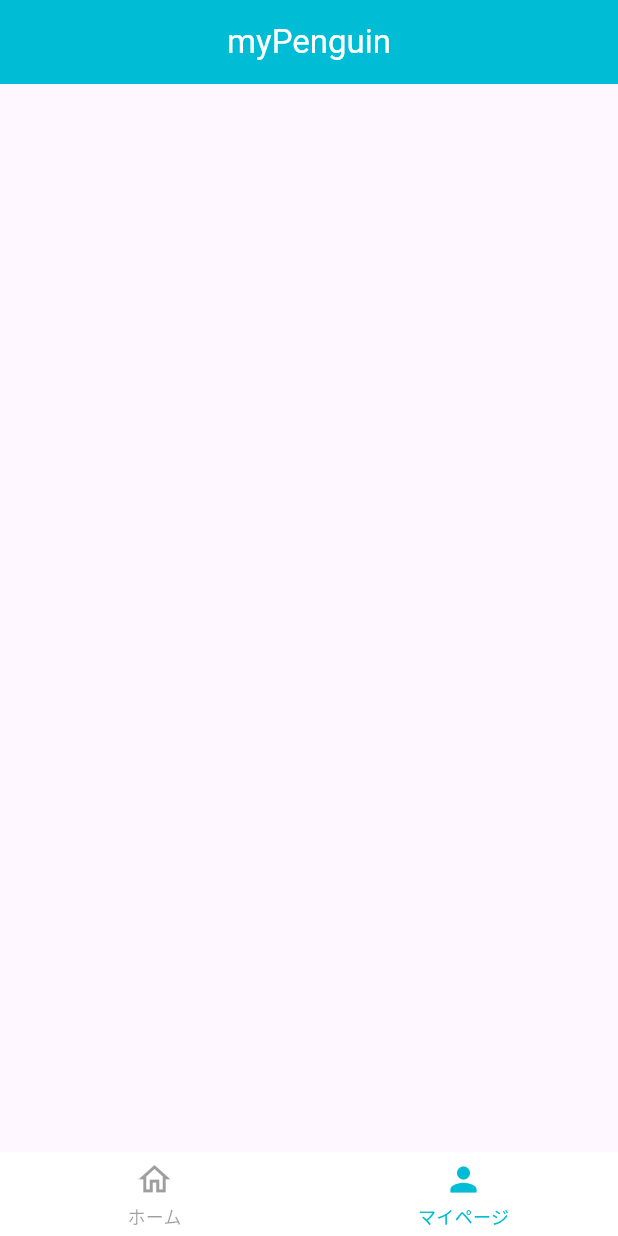
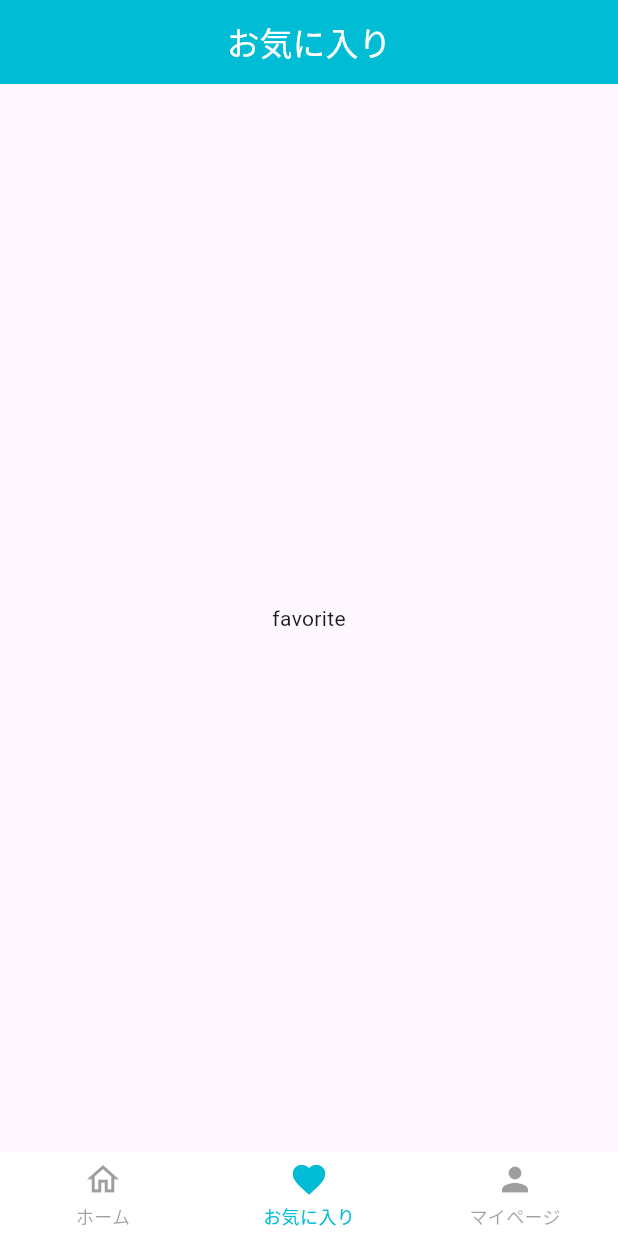
Before and after one commit to penguin104/penguinSNS, a Flutter app: the screen it shows after launch, item 2 of the bottom bar chosen, on a phone screen of 412 x 824 dp. Run offline on Flutter 3.47's test engine with Material 3 defaults, Android fonts, the phone set to English and light mode, and no system bars; drawn by our look-alikes of persistent_bottom_nav_bar; our stand-ins replace flutter_riverpod, image_picker.

Commit message:
お気に入り画面のファイル追加 未実装

```diff
--- /dev/null
+++ b/lib/favorite.dart
@@ -0,0 +1,34 @@
+import 'package:flutter/material.dart';
+import 'package:flutter_riverpod/flutter_riverpod.dart';
+import 'main.dart';
+
+
+class FavoriteView extends ConsumerStatefulWidget {
+  const FavoriteView({super.key});
+
+  @override
+  FavoriteViewState createState() => FavoriteViewState();
+}
+
+class FavoriteViewState extends ConsumerState<FavoriteView> {
+  @override
+  Widget build(BuildContext context) {
+
+    final favoriteViewScaffolld = Scaffold(
+      appBar: AppBar(
+        centerTitle: true,
+        title: Text("お気に入り",
+          style: TextStyle(
+              color:Colors.white),
+        ),
+        backgroundColor: Colors.cyan,
+      ),
+      body: Center(
+        child: Text("favorite"),
+      ),
+    );
+
+
+    return favoriteViewScaffolld;
+  }
+}
--- a/lib/homeViewWidget.dart
+++ b/lib/homeViewWidget.dart
@@ -19,7 +19,7 @@ Widget PostModeltoWidget(BuildContext context, Post post){//todo ここに投稿
     shrinkWrap: true,
     itemCount: post.images.length,
       itemBuilder: (context,i){
-    return Image.asset(post.images[i].path);
+    return Image.asset(post.images[i].path);//todo firebaseに対応させる
   });
   // 本文
   final mainContents = Text(post.mainContents);
@@ -71,7 +71,7 @@ class HomeviewState extends ConsumerState<Homeview> {
   @override
   Widget build(BuildContext context) {
 
-  final testProvider = ref.watch(provider.notifier);
+  final testProvider = ref.watch(providerPost.notifier);
 
     // 投稿をバーってする
     final homeList = ListView.builder(
@@ -133,31 +133,3 @@ class HomeviewState extends ConsumerState<Homeview> {
     return homeViewScaffolld;
   }
 }
-
-
-
-
-//ボトム
-// bottomNavigationBar: BottomNavigationBar(
-// backgroundColor: Colors.cyan,
-// fixedColor: Color(0xffffaf0f),
-// items: [
-// BottomNavigationBarItem(
-// icon: Icon(
-// Icons.home,
-// color: Colors.white
-// ),
-// label: "home"),
-// BottomNavigationBarItem(
-// icon: Icon(
-// Icons.favorite,
-// color: Colors.white
-// ),
-// label:"favorite"),
-// BottomNavigationBarItem(
-// icon: Icon(
-// Icons.person,
-// color: Colors.white),
-// label: "person"),
-// ],
-// ),
--- a/lib/main.dart
+++ b/lib/main.dart
@@ -1,10 +1,12 @@
 import 'package:flutter/material.dart';
 import 'package:flutter_riverpod/flutter_riverpod.dart';
 import 'package:image_picker/image_picker.dart';
+import 'package:penguin_sns/favorite.dart';
 import 'package:persistent_bottom_nav_bar/persistent_tab_view.dart';
 
 import "homeViewWidget.dart";
 import 'profile.dart';
+import 'favorite.dart';
 
 
 class Post{//todo 投稿の情報
@@ -19,19 +21,19 @@
 }
 class User{
   User(this.iconImage);
-  String userName = "No Name Penguin";
-  XFile iconImage;
-  String profile = "";
-  List<Post> myPost = [];
-  int followCnt = 0;
-  List<User> followUser = [];
-  int followerCnt = 0;
-  List<User> followerUser =[];
+  String userName = "No Name Penguin";//ユーザ名
+  XFile iconImage;//アイコン画像
+  String profile = "";//プロフィール文
+  List<Post> myPost = [];//自分の投稿
+  int followCnt = 0;//フォロー数
+  List<User> followUser = [];//フォローしてる人
+  int followerCnt = 0;//フォロワー数
+  List<User> followerUser =[];//フォロワー
 }
 
 
 
-final provider = StateProvider((ref){
+final providerPost = StateProvider((ref){
   final test = [
     "あ",
     "い",
@@ -39,7 +41,8 @@
     "え",
     "お",
   ];
-  return test;
+  final List<Post> providerPost = [];
+  return providerPost;
 });
 
 class BaseWidget extends ConsumerStatefulWidget {
@@ -57,6 +60,7 @@
     // ページの情報
     final pages = [
       const Homeview(),
+      const FavoriteView(),
       const ProfileView()
     ];
 
@@ -64,7 +68,8 @@
       body: PersistentTabView(
         context,
         screens: pages,
-        navBarStyle: NavBarStyle.simple,
+        navBarStyle: NavBarStyle.style8,
+
         items: [
           PersistentBottomNavBarItem(
             icon: Icon(Icons.home),
@@ -73,13 +78,13 @@
             activeColorPrimary: Colors.cyan,
             inactiveColorPrimary: Theme.of(context).disabledColor,
           ),
-          // PersistentBottomNavBarItem(
-          //   icon: Icon(Icons.favorite),
-          //   inactiveIcon: Icon(Icons.favorite_border),
-          //   title: "お気に入り",
-          //   activeColorPrimary: Colors.cyan,
-          //   inactiveColorPrimary: Theme.of(context).disabledColor,
-          // ),
+          PersistentBottomNavBarItem(
+            icon: Icon(Icons.favorite),
+            inactiveIcon: Icon(Icons.favorite_border),
+            title: "お気に入り",
+            activeColorPrimary: Colors.cyan,
+            inactiveColorPrimary: Theme.of(context).disabledColor,
+          ),
           PersistentBottomNavBarItem(
             icon: Icon(Icons.person),
             inactiveIcon: Icon(Icons.person),
--- /dev/null
+++ b/lib/newPenguin.dart
@@ -0,0 +1,5 @@
+import 'package:flutter/material.dart';
+import 'package:flutter_riverpod/flutter_riverpod.dart';
+import 'main.dart';
+
+//todo 新規作成・ログイン画面作成firebaseと連携もする
--- a/lib/profile.dart
+++ b/lib/profile.dart
@@ -17,12 +17,15 @@ class ProfileViewState extends ConsumerState<ProfileView> {
 
   @override
   void initState(){
-
+    // final Profile =User();//todo Xfile形式で画像を渡す
   }
 
 
   @override
   Widget build(BuildContext context) {
+
+    // final myIcon = Image.asset();
+
 
     final profileScaffold =Scaffold(
       appBar: AppBar(
```
